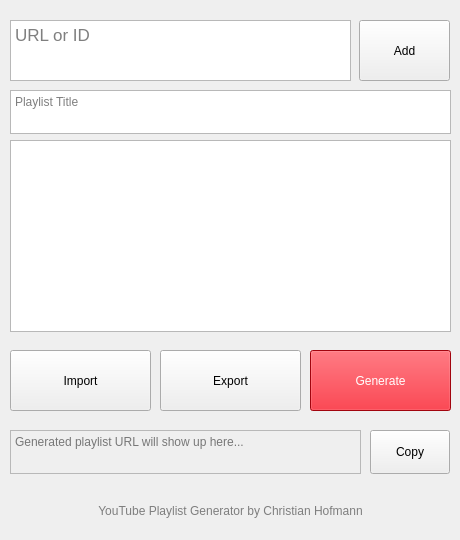
Qt form src/gui/form.ui (christianhofmanncodes/youtube-playlist-generator) before a commit.
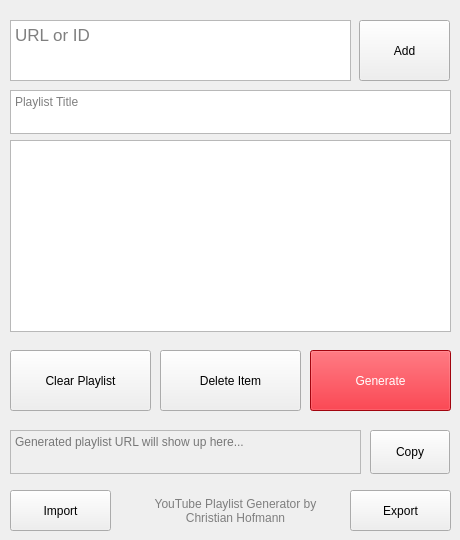
The same form after that commit.

Commit message: add functions to playlist QListWidget (add, clear, delete), add clipboard function, update UI

```diff
--- a/src/gui/form.ui
+++ b/src/gui/form.ui
@@ -159,10 +159,10 @@
    <widget class="QPushButton" name="pushButton_export">
     <property name="geometry">
      <rect>
-      <x>160</x>
-      <y>350</y>
-      <width>141</width>
-      <height>61</height>
+      <x>350</x>
+      <y>490</y>
+      <width>101</width>
+      <height>41</height>
      </rect>
     </property>
     <property name="cursor">
@@ -176,9 +176,9 @@
     <property name="geometry">
      <rect>
       <x>10</x>
-      <y>350</y>
-      <width>141</width>
-      <height>61</height>
+      <y>490</y>
+      <width>101</width>
+      <height>41</height>
      </rect>
     </property>
     <property name="cursor">
@@ -213,9 +213,9 @@
    <widget class="QLabel" name="label_credits">
     <property name="geometry">
      <rect>
-      <x>10</x>
+      <x>150</x>
       <y>490</y>
-      <width>441</width>
+      <width>171</width>
       <height>41</height>
      </rect>
     </property>
@@ -240,7 +240,45 @@
      <set>Qt::AlignCenter</set>
     </property>
     <property name="wordWrap">
-     <bool>false</bool>
+     <bool>true</bool>
+    </property>
+   </widget>
+   <widget class="QPushButton" name="pushButton_delete_item">
+    <property name="geometry">
+     <rect>
+      <x>160</x>
+      <y>350</y>
+      <width>141</width>
+      <height>61</height>
+     </rect>
+    </property>
+    <property name="cursor">
+     <cursorShape>PointingHandCursor</cursorShape>
+    </property>
+    <property name="styleSheet">
+     <string notr="true"/>
+    </property>
+    <property name="text">
+     <string>Delete Item</string>
+    </property>
+   </widget>
+   <widget class="QPushButton" name="pushButton_clear_playlist">
+    <property name="geometry">
+     <rect>
+      <x>10</x>
+      <y>350</y>
+      <width>141</width>
+      <height>61</height>
+     </rect>
+    </property>
+    <property name="cursor">
+     <cursorShape>PointingHandCursor</cursorShape>
+    </property>
+    <property name="styleSheet">
+     <string notr="true"/>
+    </property>
+    <property name="text">
+     <string>Clear Playlist</string>
     </property>
    </widget>
   </widget>
```
Left out of the diff: 2 changed lines with no effect on the pictures. The commit also changes 1 other file.
